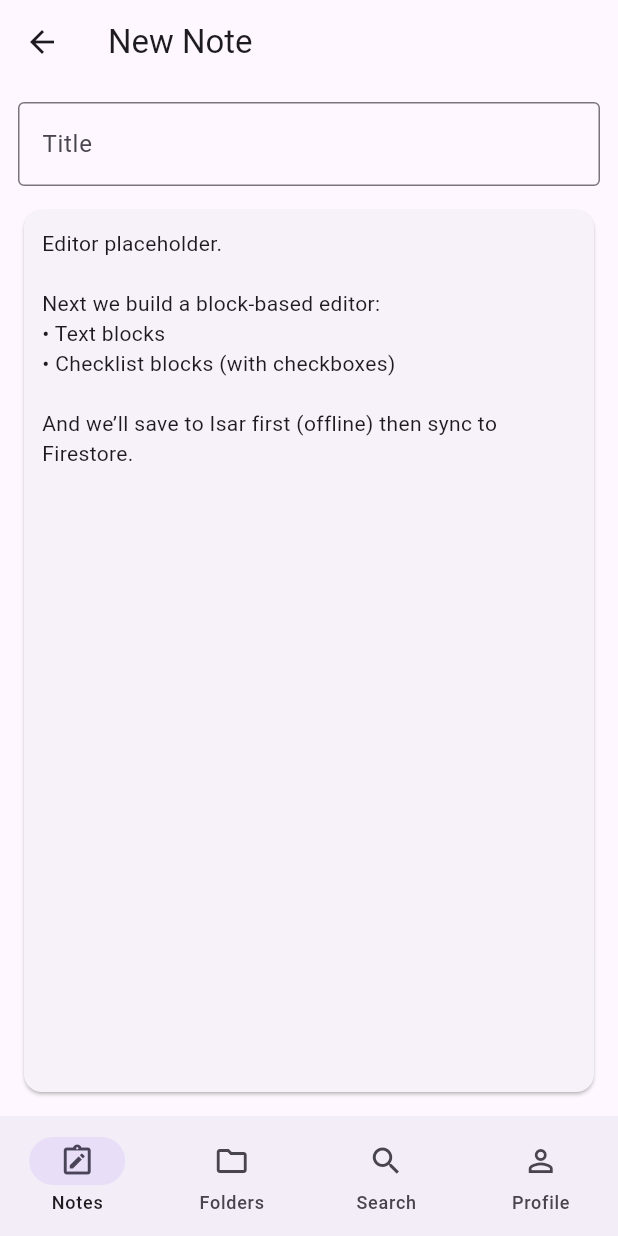
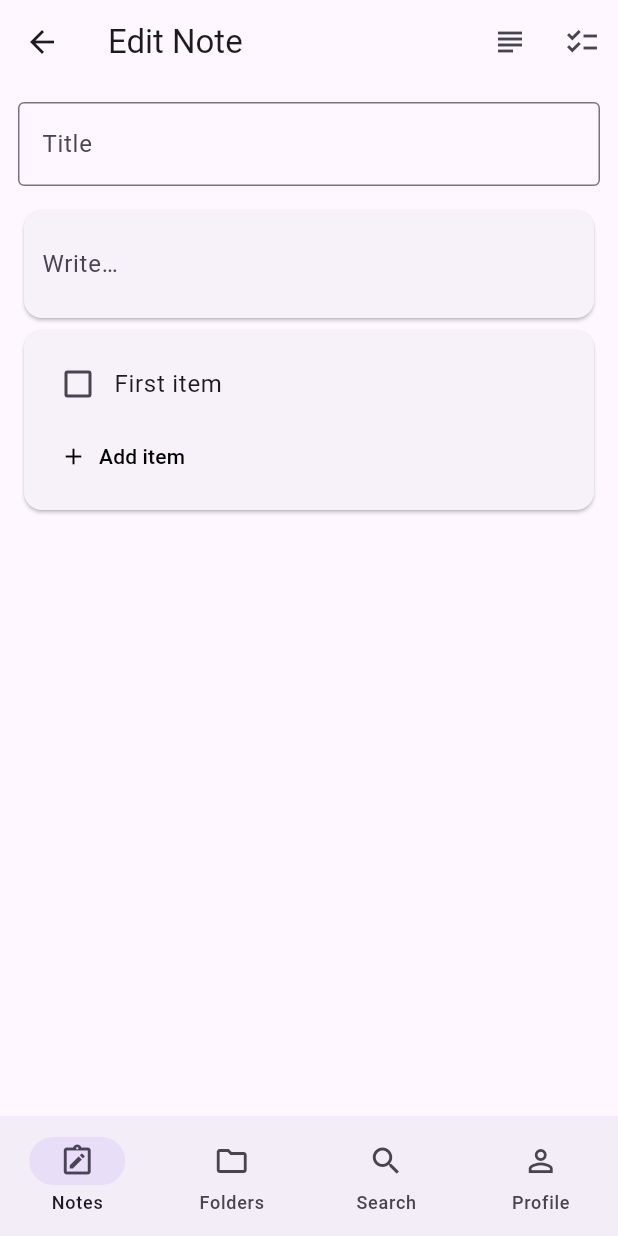
Before and after one commit to Pipo05/taskax-notes, a Flutter app: the screen it shows after launch, after a tap on the "add" icon, on a phone screen of 412 x 824 dp. Run offline on Flutter 3.47's test engine with Material 3 defaults, Android fonts, the light colour scheme and no system bars; our stand-ins replace flutter_riverpod, go_router, isar; accounts and stored records are empty; generated files the repository leaves out were written again.

Commit message:
fix: allow adding checklist items (convert isar list to growable),toggle button works immediately

```diff
--- /dev/null
+++ b/lib/core/db/isar_provider.dart
@@ -0,0 +1,21 @@
+import 'package:flutter_riverpod/flutter_riverpod.dart';
+import 'package:isar/isar.dart';
+import 'package:path_provider/path_provider.dart';
+
+import '../../features/notes/data/models/note_entity.dart';
+
+final isarProvider = FutureProvider<Isar>((ref) async {
+  final dir = await getApplicationDocumentsDirectory();
+  final isar = await Isar.open(
+    [NoteEntitySchema],
+    directory: dir.path,
+  );
+
+  ref.onDispose(() async {
+    if (isar.isOpen) {
+      await isar.close();
+    }
+  });
+
+  return isar;
+});
--- /dev/null
+++ b/lib/features/notes/data/models/note_entity.dart
@@ -0,0 +1,34 @@
+import 'package:isar/isar.dart';
+
+part 'note_entity.g.dart';
+
+@collection
+class NoteEntity {
+  Id id = Isar.autoIncrement;
+
+  late String title;
+
+  /// Blocks are embedded and ordered.
+  late List<NoteBlockEntity> blocks;
+
+  DateTime createdAt = DateTime.now();
+  DateTime updatedAt = DateTime.now();
+}
+
+@embedded
+class NoteBlockEntity {
+  /// "text" or "checklist"
+  late String type;
+
+  /// For type == "text"
+  String? text;
+
+  /// For type == "checklist"
+  List<ChecklistItemEntity>? items;
+}
+
+@embedded
+class ChecklistItemEntity {
+  late String text;
+  bool checked = false;
+}
--- /dev/null
+++ b/lib/features/notes/data/notes_repository.dart
@@ -0,0 +1,32 @@
+import 'package:isar/isar.dart';
+
+import 'models/note_entity.dart';
+
+class NotesRepository {
+  final Isar _isar;
+  NotesRepository(this._isar);
+
+  Stream<List<NoteEntity>> watchAllNotes() {
+    return _isar.noteEntitys
+        .where()
+        .sortByUpdatedAtDesc()
+        .watch(fireImmediately: true);
+  }
+
+  Future<NoteEntity?> getNoteById(int id) {
+    return _isar.noteEntitys.get(id);
+  }
+
+  Future<int> upsertNote(NoteEntity note) async {
+    note.updatedAt = DateTime.now();
+    return _isar.writeTxn(() async {
+      return _isar.noteEntitys.put(note);
+    });
+  }
+
+  Future<void> deleteNote(int id) async {
+    await _isar.writeTxn(() async {
+      await _isar.noteEntitys.delete(id);
+    });
+  }
+}
--- a/lib/features/notes/presentation/note_editor_page.dart
+++ b/lib/features/notes/presentation/note_editor_page.dart
@@ -1,42 +1,193 @@
 import 'package:flutter/material.dart';
+import 'package:flutter_riverpod/flutter_riverpod.dart';
 
-class NoteEditorPage extends StatelessWidget {
-  final String? noteId; // null means "new"
+import '../data/models/note_entity.dart';
+import 'notes_controller.dart';
+
+class NoteEditorPage extends ConsumerWidget {
+  final String? noteId; // null means "new" (not used now)
   const NoteEditorPage({super.key, required this.noteId});
 
   @override
-  Widget build(BuildContext context) {
-    final isNew = noteId == null;
+  Widget build(BuildContext context, WidgetRef ref) {
+    final id = int.tryParse(noteId ?? '');
+    if (id == null) {
+      return const Scaffold(
+        body: Center(child: Text('Invalid note id')),
+      );
+    }
+
+    final noteAsync = ref.watch(noteByIdProvider(id));
+
+    return noteAsync.when(
+      loading: () =>
+          const Scaffold(body: Center(child: CircularProgressIndicator())),
+      error: (e, _) => Scaffold(body: Center(child: Text('Error: $e'))),
+      data: (note) {
+        if (note == null) {
+          return const Scaffold(body: Center(child: Text('Note not found')));
+        }
+        return _Editor(note: note);
+      },
+    );
+  }
+}
+
+class _Editor extends ConsumerWidget {
+  final NoteEntity note;
+  const _Editor({required this.note});
+
+  @override
+  Widget build(BuildContext context, WidgetRef ref) {
+    final repo = ref.watch(notesRepositoryProvider);
 
     return Scaffold(
       appBar: AppBar(
-        title: Text(isNew ? 'New Note' : 'Edit Note'),
+        title: const Text('Edit Note'),
+        actions: [
+          IconButton(
+            tooltip: 'Add text block',
+            icon: const Icon(Icons.subject),
+            onPressed: () async {
+              await addTextBlock(repo, note);
+              ref.invalidate(noteByIdProvider(note.id));
+            },
           ),
-      body: Padding(
+          IconButton(
+            tooltip: 'Add checklist block',
+            icon: const Icon(Icons.checklist),
+            onPressed: () async {
+              await addChecklistBlock(repo, note);
+              ref.invalidate(noteByIdProvider(note.id));
+            },
+          ),
+        ],
+      ),
+      body: ListView(
         padding: const EdgeInsets.all(12),
-        child: Column(
         children: [
           TextField(
             decoration: const InputDecoration(
               hintText: 'Title',
               border: OutlineInputBorder(),
             ),
+            controller: TextEditingController(text: note.title),
+            onChanged: (v) async {
+              note.title = v;
+              await repo.upsertNote(note);
+            },
           ),
           const SizedBox(height: 12),
+          ...List.generate(note.blocks.length, (index) {
+            final block = note.blocks[index];
+
+            if (block.type == 'text') {
+              return _TextBlock(
+                initial: block.text ?? '',
+                onChanged: (v) async {
+                  block.text = v;
+                  await repo.upsertNote(note);
+                },
+              );
+            }
+
+            // checklist block
+            final items = (block.items = List<ChecklistItemEntity>.from(block.items ?? []));
+
+            return _ChecklistBlock(
+              items: items,
+              onToggle: (i, checked) async {
+                items[i].checked = checked;
+                await repo.upsertNote(note);
+                ref.invalidate(noteByIdProvider(note.id)); // refresh immediately
+              },
+              onTextChanged: (i, text) async {
+                items[i].text = text;
+                await repo.upsertNote(note);
+              },
+              onAddItem: () async {
+                items.add(ChecklistItemEntity()..text = '');
+                await repo.upsertNote(note);
+                ref.invalidate(noteByIdProvider(note.id)); // show new row instantly
+              },
+            );
+          }),
+        ],
+      ),
+    );
+  }
+}
+
+class _TextBlock extends StatelessWidget {
+  final String initial;
+  final ValueChanged<String> onChanged;
+
+  const _TextBlock({required this.initial, required this.onChanged});
+
+  @override
+  Widget build(BuildContext context) {
+    return Card(
+      child: Padding(
+        padding: const EdgeInsets.all(12),
+        child: TextField(
+          controller: TextEditingController(text: initial),
+          maxLines: null,
+          decoration: const InputDecoration(
+            hintText: 'Write…',
+            border: InputBorder.none,
+          ),
+          onChanged: onChanged,
+        ),
+      ),
+    );
+  }
+}
+
+class _ChecklistBlock extends StatelessWidget {
+  final List<ChecklistItemEntity> items;
+  final void Function(int index, bool checked) onToggle;
+  final void Function(int index, String text) onTextChanged;
+  final VoidCallback onAddItem;
+
+  const _ChecklistBlock({
+    required this.items,
+    required this.onToggle,
+    required this.onTextChanged,
+    required this.onAddItem,
+  });
+
+  @override
+  Widget build(BuildContext context) {
+    return Card(
+      child: Padding(
+        padding: const EdgeInsets.all(12),
+        child: Column(
+          children: [
+            for (int i = 0; i < items.length; i++)
+              Row(
+                children: [
+                  Checkbox(
+                    value: items[i].checked,
+                    onChanged: (v) => onToggle(i, v ?? false),
+                  ),
                   Expanded(
-              child: Card(
-                child: ListView(
-                  padding: const EdgeInsets.all(12),
-                  children: const [
-                    Text(
-                      'Editor placeholder.\n\n'
-                      'Next we build a block-based editor:\n'
-                      '• Text blocks\n'
-                      '• Checklist blocks (with checkboxes)\n\n'
-                      'And we’ll save to Isar first (offline) then sync to Firestore.',
+                    child: TextField(
+                      controller: TextEditingController(text: items[i].text),
+                      decoration: const InputDecoration(
+                        hintText: 'Checklist item',
+                        border: InputBorder.none,
+                      ),
+                      onChanged: (t) => onTextChanged(i, t),
+                    ),
                   ),
                 ],
               ),
+            Align(
+              alignment: Alignment.centerLeft,
+              child: TextButton.icon(
+                onPressed: onAddItem,
+                icon: const Icon(Icons.add),
+                label: const Text('Add item'),
               ),
             ),
           ],
--- /dev/null
+++ b/lib/features/notes/presentation/notes_controller.dart
@@ -0,0 +1,72 @@
+import 'package:flutter_riverpod/flutter_riverpod.dart';
+import 'package:isar/isar.dart';
+
+import '../../../core/db/isar_provider.dart';
+import '../data/models/note_entity.dart';
+import '../data/notes_repository.dart';
+
+final notesRepositoryProvider = Provider<NotesRepository>((ref) {
+  final isarAsync = ref.watch(isarProvider);
+
+  final isar = isarAsync.maybeWhen(
+    data: (db) => db,
+    orElse: () => null,
+  );
+
+  if (isar == null) {
+    throw StateError('Isar not ready yet');
+  }
+
+  return NotesRepository(isar);
+});
+
+final notesStreamProvider = StreamProvider<List<NoteEntity>>((ref) {
+  final repo = ref.watch(notesRepositoryProvider);
+  return repo.watchAllNotes();
+});
+
+final noteByIdProvider =
+    FutureProvider.family<NoteEntity?, int>((ref, id) async {
+  final repo = ref.watch(notesRepositoryProvider);
+  return repo.getNoteById(id);
+});
+
+/// Creates a new note with starter blocks.
+final createNoteProvider = FutureProvider<int>((ref) async {
+  final repo = ref.watch(notesRepositoryProvider);
+
+  final note = NoteEntity()
+    ..title = ''
+    ..blocks = [
+      NoteBlockEntity()
+        ..type = 'text'
+        ..text = '',
+      NoteBlockEntity()
+        ..type = 'checklist'
+        ..items = [
+          (ChecklistItemEntity()..text = 'First item'),
+        ],
+    ];
+
+  return repo.upsertNote(note);
+});
+
+/// Helper: add a text block
+Future<void> addTextBlock(NotesRepository repo, NoteEntity note) async {
+  note.blocks.add(
+    NoteBlockEntity()
+      ..type = 'text'
+      ..text = '',
+  );
+  await repo.upsertNote(note);
+}
+
+/// Helper: add a checklist block
+Future<void> addChecklistBlock(NotesRepository repo, NoteEntity note) async {
+  note.blocks.add(
+    NoteBlockEntity()
+      ..type = 'checklist'
+      ..items = [(ChecklistItemEntity()..text = '')],
+  );
+  await repo.upsertNote(note);
+}
--- a/lib/features/notes/presentation/notes_list_page.dart
+++ b/lib/features/notes/presentation/notes_list_page.dart
@@ -1,55 +1,60 @@
 import 'package:flutter/material.dart';
+import 'package:flutter_riverpod/flutter_riverpod.dart';
 import 'package:go_router/go_router.dart';
 
-class NotesListPage extends StatelessWidget {
+import 'notes_controller.dart';
+
+class NotesListPage extends ConsumerWidget {
   const NotesListPage({super.key});
 
   @override
-  Widget build(BuildContext context) {
+  Widget build(BuildContext context, WidgetRef ref) {
+    final notesAsync = ref.watch(notesStreamProvider);
+
     return Scaffold(
       appBar: AppBar(title: const Text('Taskax Notes')),
       floatingActionButton: FloatingActionButton(
-        onPressed: () => context.go('/notes/new'),
+        onPressed: () async {
+          // Create note then open editor
+          final noteId = await ref.read(createNoteProvider.future);
+          if (context.mounted) context.go('/notes/$noteId');
+        },
         child: const Icon(Icons.add),
       ),
-      body: ListView(
-        padding: const EdgeInsets.all(12),
-        children: [
-          _NoteTile(
-            title: 'Welcome to Taskax Notes',
-            subtitle: 'Tap to edit (placeholder)',
-            onTap: () => context.go('/notes/demo-note-id'),
-          ),
-          const SizedBox(height: 8),
-          const Text(
-            'Next: we’ll replace this list with Isar-backed notes + sync.',
-          ),
-        ],
+      body: notesAsync.when(
+        loading: () => const Center(child: CircularProgressIndicator()),
+        error: (e, _) => Center(child: Text('Error: $e')),
+        data: (notes) {
+          if (notes.isEmpty) {
+            return const Center(child: Text('No notes yet. Tap + to create one.'));
+          }
+
+          return ListView.separated(
+            padding: const EdgeInsets.all(12),
+            itemCount: notes.length,
+            separatorBuilder: (_, __) => const SizedBox(height: 8),
+            itemBuilder: (context, index) {
+              final n = notes[index];
+              final title = n.title.trim().isEmpty ? 'Untitled note' : n.title.trim();
+
+              return Card(
+                child: ListTile(
+                  title: Text(title),
+                  subtitle: Text('Updated: ${n.updatedAt}'),
+                  onTap: () => context.go('/notes/${n.id}'),
+                  trailing: IconButton(
+                    icon: const Icon(Icons.delete_outline),
+                    onPressed: () async {
+                      final repo = ref.read(notesRepositoryProvider);
+                      await repo.deleteNote(n.id);
+                    },
+                  ),
+                ),
+              );
+            },
+          );
+        },
       ),
     );
   }
 }
-
-class _NoteTile extends StatelessWidget {
-  final String title;
-  final String subtitle;
-  final VoidCallback onTap;
-
-  const _NoteTile({
-    required this.title,
-    required this.subtitle,
-    required this.onTap,
-  });
-
-  @override
-  Widget build(BuildContext context) {
-    return Card(
-      child: ListTile(
-        title: Text(title),
-        subtitle: Text(subtitle),
-        onTap: onTap,
-        trailing: const Icon(Icons.chevron_right),
-      ),
-    );
-  }
-}
```
Also changed, not shown: pubspec.yaml (+15 -2 lines), lib/features/notes/data/models/note_entity.g.dart (added), pubspec.lock, 14 other files. Lines whose indentation alone changed are shown as unchanged.
